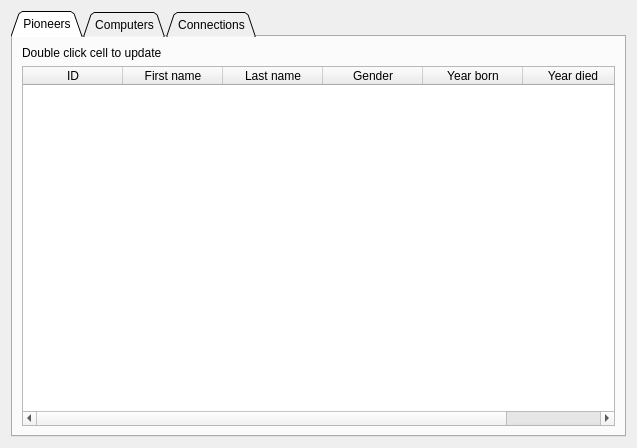
Above: hoopergui/update_widget.ui from VLN1-15-30/fall-project before the change. Below: the same form after it.
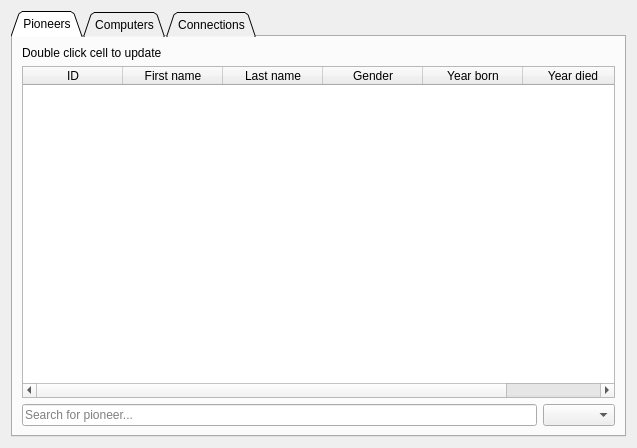
That is the form after the change. The open tabs and pages were chosen to show the change.

The edit to the form file:
```diff
--- a/hoopergui/update_widget.ui
+++ b/hoopergui/update_widget.ui
@@ -30,7 +30,7 @@
        <item row="2" column="0">
         <widget class="QTableWidget" name="tableView_pioneers_2">
          <property name="sortingEnabled">
-          <bool>true</bool>
+          <bool>false</bool>
          </property>
          <attribute name="horizontalHeaderStretchLastSection">
           <bool>true</bool>
@@ -71,7 +71,36 @@
         </widget>
        </item>
        <item row="5" column="0">
-        <layout class="QHBoxLayout" name="horizontalLayout_3"/>
+        <layout class="QHBoxLayout" name="horizontalLayout_3">
+         <item>
+          <widget class="QLineEdit" name="lineEdit_person">
+           <property name="inputMethodHints">
+            <set>Qt::ImhNone</set>
+           </property>
+           <property name="text">
+            <string/>
+           </property>
+           <property name="alignment">
+            <set>Qt::AlignLeading|Qt::AlignLeft|Qt::AlignVCenter</set>
+           </property>
+           <property name="dragEnabled">
+            <bool>true</bool>
+           </property>
+           <property name="readOnly">
+            <bool>false</bool>
+           </property>
+           <property name="placeholderText">
+            <string>Search for pioneer...</string>
+           </property>
+          </widget>
+         </item>
+         <item alignment="Qt::AlignRight">
+          <widget class="QComboBox" name="comboBox_pioneers"/>
+         </item>
+         <item>
+          <layout class="QHBoxLayout" name="horizontalLayout_9"/>
+         </item>
+        </layout>
        </item>
        <item row="0" column="0">
         <layout class="QHBoxLayout" name="horizontalLayout_6">
```
Left out of the diff: 22 changed lines with no effect on the pictures.
